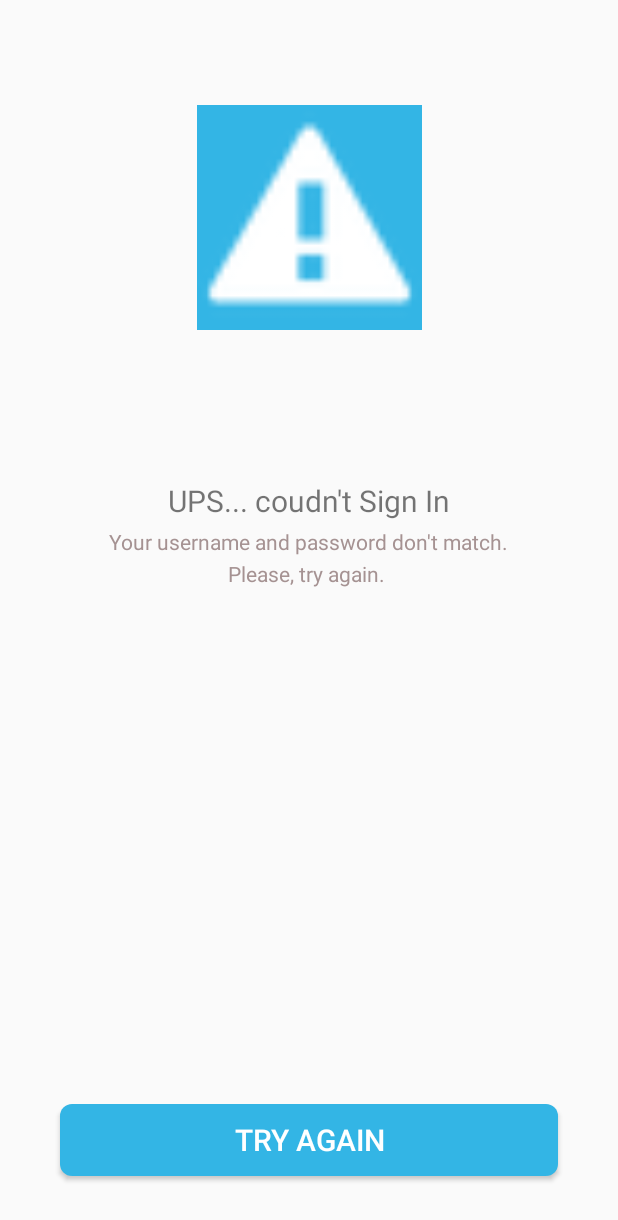
After one commit to sarjona98/ASM_P2, an Android app: the ErrorLoginActivity screen opened directly, with no data from a screen before it, on a phone screen of 412 x 824 dp. The commit adds this screen. Shown: the top 1220 px of the screen. Run offline under Robolectric (Android 15) with nearby library versions, the phone set to English and light mode, and no system bars.

Commit message:
afegir ErrorLoginActivity

```diff
--- a/app/src/main/AndroidManifest.xml
+++ b/app/src/main/AndroidManifest.xml
@@ -9,7 +9,9 @@
         android:roundIcon="@mipmap/ic_launcher_round"
         android:supportsRtl="true"
         android:theme="@style/AppTheme">
-        <activity android:name=".ErrorLoginActivity"></activity>
+        <activity
+            android:name=".ErrorLoginActivity"
+            android:theme="@style/Theme.Design.Light.NoActionBar" />
         <activity
             android:name=".ui.login.LoginActivity"
             android:label="@string/title_activity_login"
--- /dev/null
+++ b/app/src/main/java/cat/urv/deim/asm/p2/common/ErrorLoginActivity.java
@@ -0,0 +1,29 @@
+package cat.urv.deim.asm.p2.common;
+
+import androidx.appcompat.app.AppCompatActivity;
+
+import android.content.Intent;
+import android.os.Bundle;
+import android.view.View;
+import android.widget.Button;
+
+import cat.urv.deim.asm.p2.common.ui.login.LoginActivity;
+
+public class ErrorLoginActivity extends AppCompatActivity {
+
+    @Override
+    protected void onCreate(Bundle savedInstanceState) {
+        super.onCreate(savedInstanceState);
+        setContentView(R.layout.activity_error_login);
+
+        final Button try_againButton = findViewById(R.id.try_again);
+
+        try_againButton.setOnClickListener(new View.OnClickListener() {
+            @Override
+            public void onClick(View v) {
+                Intent intent = new Intent(ErrorLoginActivity.this, LoginActivity.class); // redirecting to LoginActivity.
+                startActivity(intent);
+            }
+        });
+    }
+}
--- a/app/src/main/java/cat/urv/deim/asm/p2/common/ui/login/LoginActivity.java
+++ b/app/src/main/java/cat/urv/deim/asm/p2/common/ui/login/LoginActivity.java
@@ -35,12 +35,11 @@ public class LoginActivity extends AppCompatActivity {
         final EditText usernameEditText = findViewById(R.id.username);
         final EditText passwordEditText = findViewById(R.id.password);
         final Button loginButton = findViewById(R.id.login);
-        final ProgressBar loadingProgressBar = findViewById(R.id.loading);
+        final Button anonymousButton = findViewById(R.id.anonymous);
 
         loginButton.setOnClickListener(new View.OnClickListener() {
             @Override
             public void onClick(View v) {
-                loadingProgressBar.setVisibility(View.VISIBLE);
                 if (usernameEditText.getText().toString().equals("sandra.adams@email.com") && passwordEditText.getText().toString().equals("123456")) {
                     Intent intent = new Intent(LoginActivity.this, MainActivity.class); // redirecting to MainActivity.
                     startActivity(intent);
@@ -50,5 +49,13 @@ public class LoginActivity extends AppCompatActivity {
                 }
             }
         });
+
+        anonymousButton.setOnClickListener(new View.OnClickListener() {
+            @Override
+            public void onClick(View v) {
+                Intent intent = new Intent(LoginActivity.this, MainActivity.class); // redirecting to MainActivity.
+                startActivity(intent);
+            }
+        });
     }
 }
--- /dev/null
+++ b/app/src/main/res/layout/activity_error_login.xml
@@ -0,0 +1,85 @@
+<?xml version="1.0" encoding="utf-8"?>
+<androidx.constraintlayout.widget.ConstraintLayout xmlns:android="http://schemas.android.com/apk/res/android"
+    xmlns:app="http://schemas.android.com/apk/res-auto"
+    xmlns:tools="http://schemas.android.com/tools"
+    android:layout_width="match_parent"
+    android:layout_height="match_parent"
+    tools:context=".ErrorLoginActivity">
+
+    <ImageView
+        android:id="@+id/imageView"
+        android:layout_width="150dp"
+        android:layout_height="150dp"
+        android:layout_marginStart="94dp"
+        android:layout_marginTop="70dp"
+        android:layout_marginEnd="94dp"
+        android:layout_marginBottom="50dp"
+        android:background="@android:color/holo_blue_light"
+        app:layout_constraintBottom_toTopOf="@+id/textView"
+        app:layout_constraintEnd_toEndOf="parent"
+        app:layout_constraintStart_toStartOf="parent"
+        app:layout_constraintTop_toTopOf="parent"
+        app:srcCompat="@android:drawable/stat_notify_error" />
+
+    <TextView
+        android:id="@+id/textView"
+        android:layout_width="wrap_content"
+        android:layout_height="wrap_content"
+        android:layout_marginStart="100dp"
+        android:layout_marginTop="50dp"
+        android:layout_marginEnd="100dp"
+        android:layout_marginBottom="2dp"
+        android:text="UPS... coudn't Sign In"
+        android:textSize="20sp"
+        app:layout_constraintBottom_toTopOf="@+id/textView2"
+        app:layout_constraintEnd_toEndOf="parent"
+        app:layout_constraintStart_toStartOf="parent"
+        app:layout_constraintTop_toBottomOf="@+id/imageView"
+        tools:textColor="#6C6464" />
+
+    <TextView
+        android:id="@+id/textView2"
+        android:layout_width="wrap_content"
+        android:layout_height="wrap_content"
+        android:layout_marginStart="80dp"
+        android:layout_marginTop="2dp"
+        android:layout_marginEnd="80dp"
+        android:layout_marginBottom="2dp"
+        android:text="Your username and password don't match."
+        android:textColor="#A59292"
+        app:layout_constraintBottom_toTopOf="@+id/textView3"
+        app:layout_constraintEnd_toEndOf="parent"
+        app:layout_constraintStart_toStartOf="parent"
+        app:layout_constraintTop_toBottomOf="@+id/textView" />
+
+    <TextView
+        android:id="@+id/textView3"
+        android:layout_width="wrap_content"
+        android:layout_height="wrap_content"
+        android:layout_marginStart="120dp"
+        android:layout_marginTop="2dp"
+        android:layout_marginEnd="120dp"
+        android:text="Please, try again."
+        android:textColor="#A59292"
+        app:layout_constraintEnd_toEndOf="parent"
+        app:layout_constraintHorizontal_bias="0.476"
+        app:layout_constraintStart_toStartOf="parent"
+        app:layout_constraintTop_toBottomOf="@+id/textView2" />
+
+    <Button
+        android:id="@+id/try_again"
+        android:layout_width="match_parent"
+        android:layout_height="wrap_content"
+        android:layout_gravity="start"
+        android:layout_marginStart="40dp"
+        android:layout_marginEnd="40dp"
+        android:layout_marginBottom="40dp"
+        android:background="@drawable/roundedbutton_blue"
+        android:enabled="true"
+        android:text="TRY AGAIN"
+        android:textColor="@android:color/white"
+        android:textSize="20sp"
+        app:layout_constraintBottom_toBottomOf="parent"
+        app:layout_constraintEnd_toEndOf="parent"
+        app:layout_constraintStart_toStartOf="parent" />
+</androidx.constraintlayout.widget.ConstraintLayout>
--- a/app/src/main/res/layout/activity_login.xml
+++ b/app/src/main/res/layout/activity_login.xml
@@ -100,20 +100,4 @@
         app:layout_constraintTop_toBottomOf="@+id/login"
         app:layout_constraintVertical_bias="1.0" />
 
-    <ProgressBar
-        android:id="@+id/loading"
-        android:layout_width="wrap_content"
-        android:layout_height="wrap_content"
-        android:layout_gravity="center"
-        android:layout_marginStart="32dp"
-        android:layout_marginTop="64dp"
-        android:layout_marginEnd="32dp"
-        android:layout_marginBottom="64dp"
-        android:visibility="gone"
-        app:layout_constraintBottom_toBottomOf="parent"
-        app:layout_constraintEnd_toEndOf="@+id/password"
-        app:layout_constraintStart_toStartOf="@+id/password"
-        app:layout_constraintTop_toTopOf="parent"
-        app:layout_constraintVertical_bias="0.3" />
-
 </androidx.constraintlayout.widget.ConstraintLayout>
```
Lines whose indentation alone changed are shown as unchanged.
